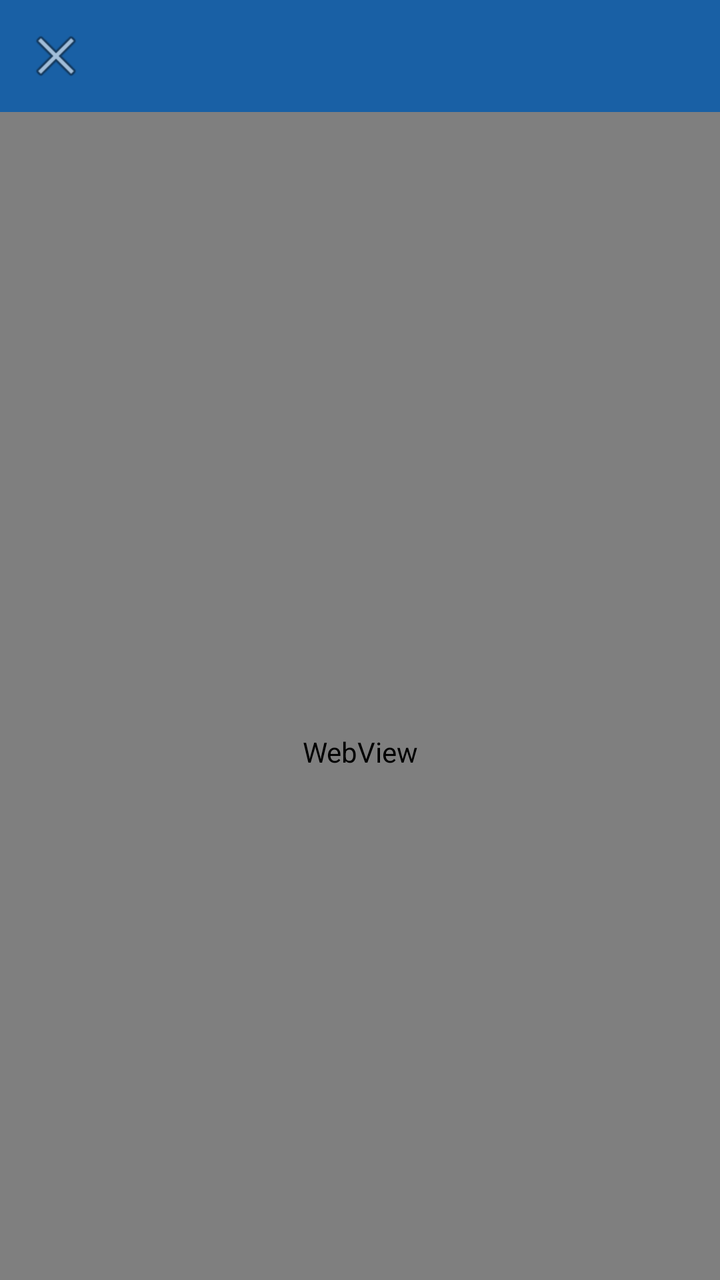
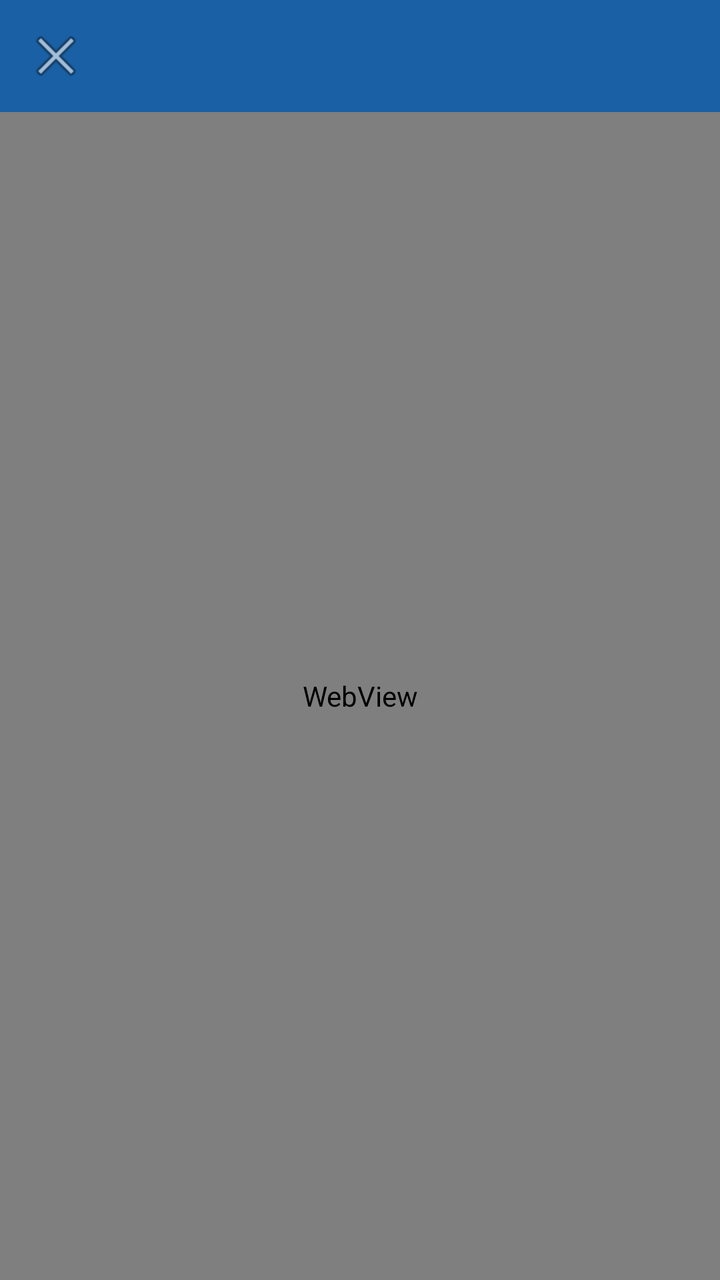

Compare the two renders of this Android layout. The source of the first and the diff that turns it into the second are given below.
<!-- AndroidManifest.xml: application theme Theme.TaipeiTour -->
<!-- res/layout/fragment_web_view.xml -->
<?xml version="1.0" encoding="utf-8"?>
<androidx.coordinatorlayout.widget.CoordinatorLayout xmlns:android="http://schemas.android.com/apk/res/android"
    xmlns:app="http://schemas.android.com/apk/res-auto"
    xmlns:tools="http://schemas.android.com/tools"
    android:id="@+id/coordinatorLayout"
    android:layout_width="match_parent"
    android:layout_height="match_parent"
    android:fitsSystemWindows="true">

    <com.google.android.material.appbar.AppBarLayout
        android:id="@+id/appBarLayout"
        android:layout_width="match_parent"
        android:layout_height="wrap_content"
        android:fitsSystemWindows="true">

        <com.google.android.material.appbar.MaterialToolbar
            android:id="@+id/toolbar"
            style="@style/Widget.MaterialComponents.Toolbar.PrimarySurface"
            android:layout_width="match_parent"
            android:layout_height="wrap_content"
            app:layout_scrollFlags="scroll|enterAlways"
            app:navigationIcon="@android:drawable/ic_menu_close_clear_cancel"
            app:titleTextAppearance="?attr/textAppearanceHeadline5" />

    </com.google.android.material.appbar.AppBarLayout>

    <WebView
        android:id="@+id/webView"
        android:layout_width="match_parent"
        android:layout_height="match_parent"
        android:clipToPadding="false"
        app:layout_behavior="@string/appbar_scrolling_view_behavior"/>

</androidx.coordinatorlayout.widget.CoordinatorLayout>
<!-- resources referenced by this layout -->
<resources>
  <style name="Theme.TaipeiTour" parent="Theme.Material3.DayNight.NoActionBar">
          <item name="colorPrimary">@color/md_theme_light_primary</item>
          <item name="colorOnPrimary">@color/md_theme_light_onPrimary</item>
          <item name="colorPrimaryContainer">@color/md_theme_light_primaryContainer</item>
          <item name="colorOnPrimaryContainer">@color/md_theme_light_onPrimaryContainer</item>
          <item name="colorSecondary">@color/md_theme_light_secondary</item>
          <item name="colorOnSecondary">@color/md_theme_light_onSecondary</item>
          <item name="colorSecondaryContainer">@color/md_theme_light_secondaryContainer</item>
          <item name="colorOnSecondaryContainer">@color/md_theme_light_onSecondaryContainer</item>
          <item name="colorTertiary">@color/md_theme_light_tertiary</item>
          <item name="colorOnTertiary">@color/md_theme_light_onTertiary</item>
          <item name="colorTertiaryContainer">@color/md_theme_light_tertiaryContainer</item>
          <item name="colorOnTertiaryContainer">@color/md_theme_light_onTertiaryContainer</item>
          <item name="colorError">@color/md_theme_light_error</item>
          <item name="colorErrorContainer">@color/md_theme_light_errorContainer</item>
          <item name="colorOnError">@color/md_theme_light_onError</item>
          <item name="colorOnErrorContainer">@color/md_theme_light_onErrorContainer</item>
          <item name="android:colorBackground">@color/md_theme_light_background</item>
          <item name="colorOnBackground">@color/md_theme_light_onBackground</item>
          <item name="colorSurface">@color/md_theme_light_surface</item>
          <item name="colorOnSurface">@color/md_theme_light_onSurface</item>
          <item name="colorSurfaceVariant">@color/md_theme_light_surfaceVariant</item>
          <item name="colorOnSurfaceVariant">@color/md_theme_light_onSurfaceVariant</item>
          <item name="colorOutline">@color/md_theme_light_outline</item>
          <item name="colorOnSurfaceInverse">@color/md_theme_light_inverseOnSurface</item>
          <item name="colorSurfaceInverse">@color/md_theme_light_inverseSurface</item>
          <item name="colorPrimaryInverse">@color/md_theme_light_inversePrimary</item>
      </style>
  <color name="md_theme_light_primary">#1960A5</color>
  <color name="md_theme_light_onPrimary">#FFFFFF</color>
  <color name="md_theme_light_primaryContainer">#D4E3FF</color>
  <color name="md_theme_light_onPrimaryContainer">#001C39</color>
  <color name="md_theme_light_secondary">#545F71</color>
  <color name="md_theme_light_onSecondary">#FFFFFF</color>
  <color name="md_theme_light_secondaryContainer">#D8E3F8</color>
  <color name="md_theme_light_onSecondaryContainer">#111C2B</color>
  <color name="md_theme_light_tertiary">#6D5677</color>
  <color name="md_theme_light_onTertiary">#FFFFFF</color>
  <color name="md_theme_light_tertiaryContainer">#F6D9FF</color>
  <color name="md_theme_light_onTertiaryContainer">#261430</color>
  <color name="md_theme_light_error">#BA1A1A</color>
  <color name="md_theme_light_errorContainer">#FFDAD6</color>
  <color name="md_theme_light_onError">#FFFFFF</color>
  <color name="md_theme_light_onErrorContainer">#410002</color>
  <color name="md_theme_light_background">#FDFCFF</color>
  <color name="md_theme_light_onBackground">#1A1C1E</color>
  <color name="md_theme_light_surface">#FDFCFF</color>
  <color name="md_theme_light_onSurface">#1A1C1E</color>
  <color name="md_theme_light_surfaceVariant">#DFE2EB</color>
  <color name="md_theme_light_onSurfaceVariant">#43474E</color>
  <color name="md_theme_light_outline">#73777F</color>
  <color name="md_theme_light_inverseOnSurface">#F1F0F4</color>
  <color name="md_theme_light_inverseSurface">#2F3033</color>
  <color name="md_theme_light_inversePrimary">#A4C9FF</color>
</resources>

<!-- the commit's change to res/layout/fragment_web_view.xml (unified diff, before → after) -->
@@ -1,17 +1,16 @@
 <?xml version="1.0" encoding="utf-8"?>
-<androidx.coordinatorlayout.widget.CoordinatorLayout xmlns:android="http://schemas.android.com/apk/res/android"
+<LinearLayout xmlns:android="http://schemas.android.com/apk/res/android"
     xmlns:app="http://schemas.android.com/apk/res-auto"
     xmlns:tools="http://schemas.android.com/tools"
     android:id="@+id/coordinatorLayout"
     android:layout_width="match_parent"
     android:layout_height="match_parent"
-    android:fitsSystemWindows="true">
+    android:orientation="vertical">
 
     <com.google.android.material.appbar.AppBarLayout
         android:id="@+id/appBarLayout"
         android:layout_width="match_parent"
-        android:layout_height="wrap_content"
-        android:fitsSystemWindows="true">
+        android:layout_height="wrap_content">
 
         <com.google.android.material.appbar.MaterialToolbar
             android:id="@+id/toolbar"
@@ -31,4 +30,4 @@
         android:clipToPadding="false"
         app:layout_behavior="@string/appbar_scrolling_view_behavior"/>
 
-</androidx.coordinatorlayout.widget.CoordinatorLayout>
+</LinearLayout>
<!-- resource entries referenced after the edit -->
@@ -1,6 +1,8 @@
 <!-- resources referenced by this layout -->
 <resources>
   <style name="Theme.TaipeiTour" parent="Theme.Material3.DayNight.NoActionBar">
+          <item name="android:colorBackground">@color/md_theme_light_background</item>
+          <item name="android:windowLightStatusBar">true</item>
           <item name="colorPrimary">@color/md_theme_light_primary</item>
           <item name="colorOnPrimary">@color/md_theme_light_onPrimary</item>
           <item name="colorPrimaryContainer">@color/md_theme_light_primaryContainer</item>
@@ -17,7 +19,6 @@
           <item name="colorErrorContainer">@color/md_theme_light_errorContainer</item>
           <item name="colorOnError">@color/md_theme_light_onError</item>
           <item name="colorOnErrorContainer">@color/md_theme_light_onErrorContainer</item>
-          <item name="android:colorBackground">@color/md_theme_light_background</item>
           <item name="colorOnBackground">@color/md_theme_light_onBackground</item>
           <item name="colorSurface">@color/md_theme_light_surface</item>
           <item name="colorOnSurface">@color/md_theme_light_onSurface</item>
